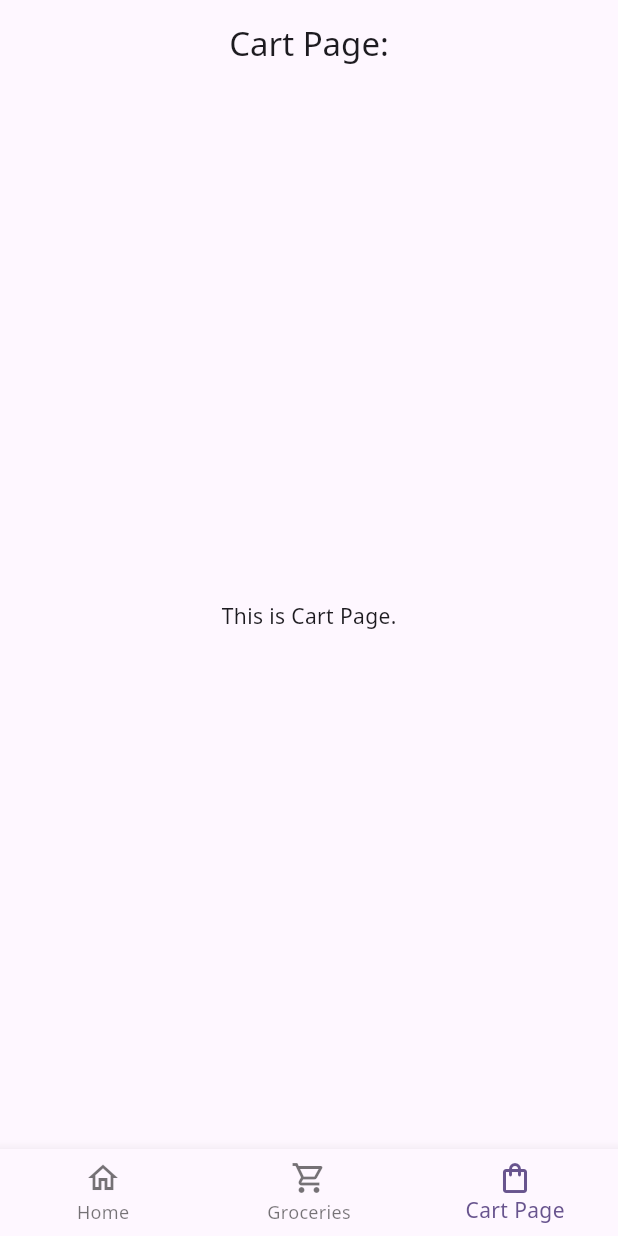
After one commit to santoshkafle/new_app, a Flutter app: the screen it shows after launch, item 3 of the bottom bar chosen, on a phone screen of 412 x 824 dp. The commit adds this screen. Run offline on Flutter 3.47's test engine with Material 3 defaults, Android fonts, the phone set to English and light mode, and no system bars; our stand-ins replace flutter_rating_bar.

Commit message:
navbar ui done

```diff
--- a/lib/main.dart
+++ b/lib/main.dart
@@ -1,4 +1,5 @@
 import 'package:flutter/material.dart';
+import 'package:new_app/main_nav_page.dart';
 import 'package:new_app/pageview/gridview_page.dart';
 import 'package:new_app/pageview/homepage.dart';
 import 'package:new_app/pageview/loginpage.dart';
@@ -18,9 +19,10 @@ class MyApp extends StatelessWidget {
       title: 'Flutter Demo',
       debugShowCheckedModeBanner: false,
       theme: ThemeData(
+        fontFamily: 'NotoSans',
         colorScheme: ColorScheme.fromSeed(seedColor: Colors.deepPurple),
       ),
-      home: GridviewPage(),
+      home: MainNavPage(),
     );
   }
 }
--- /dev/null
+++ b/lib/main_nav_page.dart
@@ -0,0 +1,47 @@
+import 'package:flutter/material.dart';
+import 'package:new_app/pageview/cart_page.dart';
+import 'package:new_app/pageview/gridview_page.dart';
+import 'package:new_app/pageview/homepage.dart';
+
+class MainNavPage extends StatefulWidget {
+  const MainNavPage({super.key});
+
+  @override
+  State<MainNavPage> createState() => _MainNavPageState();
+}
+
+class _MainNavPageState extends State<MainNavPage> {
+  int currentPage = 0;
+
+  final page = [Homepage(), GridviewPage(), CartPage()];
+
+  final bootomNavIteam = <BottomNavigationBarItem>[
+    BottomNavigationBarItem(icon: Icon(Icons.home_outlined), label: "Home"),
+    BottomNavigationBarItem(
+      icon: Icon(Icons.local_grocery_store_outlined),
+      label: "Groceries",
+    ),
+    BottomNavigationBarItem(
+      icon: Icon(Icons.shopping_bag_outlined),
+      label: "Cart Page",
+    ),
+  ];
+
+  triggerPage(int index) {
+    setState(() {
+      currentPage = index;
+    });
+  }
+
+  @override
+  Widget build(BuildContext context) {
+    return Scaffold(
+      body: page[currentPage],
+      bottomNavigationBar: BottomNavigationBar(
+        items: bootomNavIteam,
+        currentIndex: currentPage,
+        onTap: triggerPage,
+      ),
+    );
+  }
+}
--- /dev/null
+++ b/lib/pageview/cart_page.dart
@@ -0,0 +1,13 @@
+import 'package:flutter/material.dart';
+
+class CartPage extends StatelessWidget {
+  const CartPage({super.key});
+
+  @override
+  Widget build(BuildContext context) {
+    return Scaffold(
+      appBar: AppBar(title: Text("Cart Page:"), centerTitle: true),
+      body: Center(child: Text("This is Cart Page.")),
+    );
+  }
+}
--- a/lib/pageview/fruit_details_page.dart
+++ b/lib/pageview/fruit_details_page.dart
@@ -102,6 +102,7 @@ class _FruitDetailsPageState extends State<FruitDetailsPage> {
                         Text(
                           widget.fruit.name,
                           style: TextStyle(
+                            fontFamily: "NotoSans",
                             fontSize: 24,
                             fontWeight: FontWeight.w600,
                           ),
```
Also changed, not shown: pubspec.yaml (+7 -11 lines), 2 other files.
